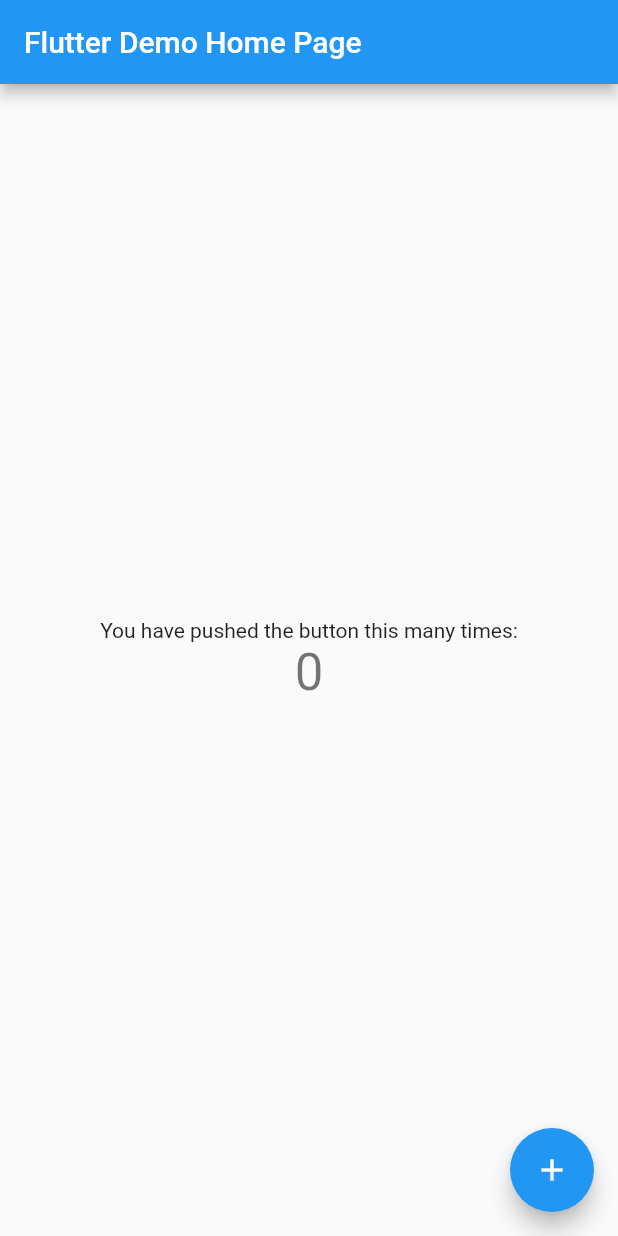
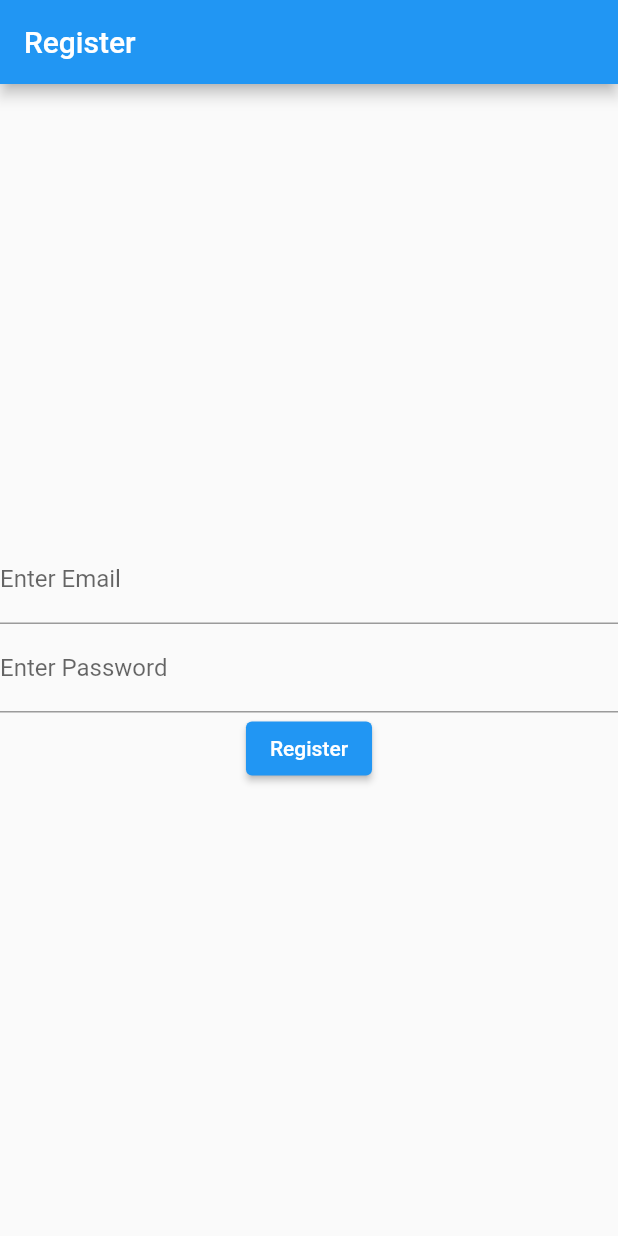
Before and after one commit to myothra7777/Taskify, a Flutter app: the screen it shows after launch, on a phone screen of 412 x 824 dp. Run offline on Flutter 3.47's test engine with Material 2 defaults, Android fonts, the phone set to English and light mode, and no system bars; our stand-ins replace firebase_auth, firebase_core, firebase_database; accounts and stored records are empty.

Commit message:
Added user registration

```diff
--- a/lib/main.dart
+++ b/lib/main.dart
@@ -3,20 +3,46 @@
 import 'package:firebase_database/firebase_database.dart';
 import 'package:flutter/material.dart';
 import 'package:firebase_core/firebase_core.dart';
+import 'package:firebase_auth/firebase_auth.dart';
 
 Future<void> main() async {
   WidgetsFlutterBinding.ensureInitialized();
   runApp(MyApp());
 }
 
+//Sign in
+appSignIn() async {
+  //Sign in
+  try {
+    UserCredential userCredential = await FirebaseAuth.instance
+        .signInWithEmailAndPassword(
+            email: "barry.allen@example.com", password: "SuperSecretPassword!");
+  } on FirebaseAuthException catch (e) {
+    if (e.code == 'user-not-found') {
+      print('No user found for that email.');
+    } else if (e.code == 'wrong-password') {
+      print('Wrong password provided for that user.');
+    }
+  }
+}
+
+//Sign out
+appSignOut() async {
+  await FirebaseAuth.instance.signOut();
+}
+
 class MyApp extends StatelessWidget {
   MyApp({Key? key}) : super(key: key);
+  bool signedIn = false;
   final Future<FirebaseApp> _fbApp = Firebase.initializeApp();
-  // This widget is the root of your application.
+
+  //Define auth
+  FirebaseAuth auth = FirebaseAuth.instance;
+
   @override
   Widget build(BuildContext context) {
     return MaterialApp(
-        title: 'Flutter Demo',
+        title: 'Taskify',
         theme: ThemeData(
           // This is the theme of your application.
           //
@@ -36,7 +62,22 @@
               print('You have an error! ${snapshot.error.toString()}');
               return const Text('Something went wrong!');
             } else if (snapshot.hasData) {
-              return const MyHomePage(title: 'Flutter Demo Home Page');
+              //Check for state change
+              FirebaseAuth.instance.authStateChanges().listen((User? user) {
+                if (user == null) {
+                  print('User is currently signed out!');
+                  signedIn = false;
+                } else {
+                  print('User is signed in!');
+                  signedIn = true;
+                }
+              });
+              if (signedIn == true) {
+                return const MyHomePage(title: 'Taskify');
+              } else {
+                //return sign up / sign in page
+                return const Page2();
+              }
             } else {
               return const Center(
                 child: CircularProgressIndicator(),
@@ -125,6 +166,14 @@
               '$_counter',
               style: Theme.of(context).textTheme.headline4,
             ),
+            ElevatedButton(
+                onPressed: () {
+                  Navigator.push(
+                    context,
+                    MaterialPageRoute(builder: (context) => const Page2()),
+                  );
+                },
+                child: const Text('Register'))
           ],
         ),
       ),
@@ -136,3 +185,70 @@
     );
   }
 }
+
+class Page2 extends StatefulWidget {
+  const Page2({Key? key}) : super(key: key);
+
+  // This widget is the home page of your application. It is stateful, meaning
+  // that it has a State object (defined below) that contains fields that affect
+  // how it looks.
+
+  // This class is the configuration for the state. It holds the values (in this
+  // case the title) provided by the parent (in this case the App widget) and
+  // used by the build method of the State. Fields in a Widget subclass are
+  // always marked "final".
+
+  @override
+  State<Page2> createState() => _Page2State();
+}
+
+class _Page2State extends State<Page2> {
+  String email = '';
+  String password = '';
+  final myController = TextEditingController();
+  final myController2 = TextEditingController();
+  appRegister(String uEmail, String uPass) async {
+    try {
+      UserCredential userCredential = await FirebaseAuth.instance
+          .createUserWithEmailAndPassword(email: uEmail, password: uPass);
+    } on FirebaseAuthException catch (e) {
+      if (e.code == 'weak-password') {
+        print('The password provided is too weak.');
+      } else if (e.code == 'email-already-in-use') {
+        print('The account already exists for that email.');
+      }
+    } catch (e) {
+      print(e);
+    }
+  }
+
+  @override
+  Widget build(BuildContext context) {
+    return Scaffold(
+      appBar: AppBar(
+        title: const Text('Register'),
+      ),
+      body: Center(
+        child: Column(
+          mainAxisAlignment: MainAxisAlignment.center,
+          children: <Widget>[
+            TextField(
+              decoration: const InputDecoration(labelText: 'Enter Email'),
+              //onChanged: (email),
+              controller: myController,
+            ),
+            TextField(
+              decoration: const InputDecoration(labelText: 'Enter Password'),
+              //onChanged: (email),
+              controller: myController2,
+            ),
+            ElevatedButton(
+                onPressed: () =>
+                    appRegister(myController.text, myController2.text),
+                child: const Text('Register'))
+          ],
+        ),
+      ),
+    );
+  }
+}
--- a/pubspec.yaml
+++ b/pubspec.yaml
@@ -31,6 +31,7 @@
     sdk: flutter
   firebase_core: ^1.6.0
   firebase_database: ^7.2.1
+  firebase_auth: ^3.1.1
 
   # The following adds the Cupertino Icons font to your application.
   # Use with the CupertinoIcons class for iOS style icons.
```
Also changed, not shown: pubspec.lock.
